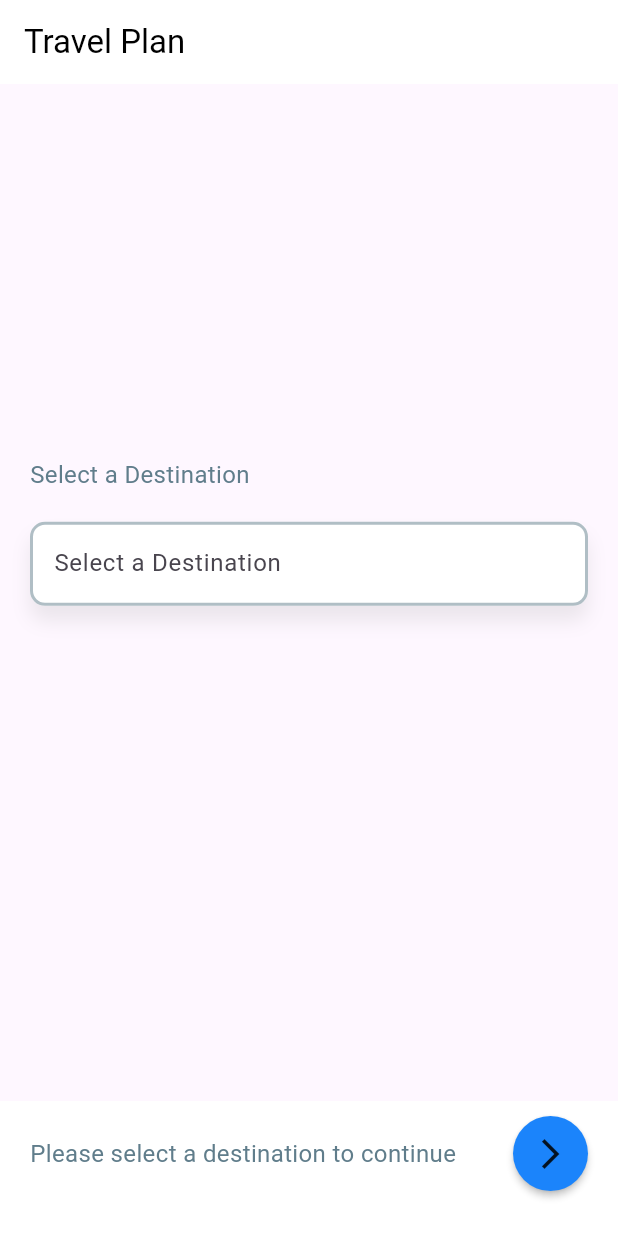
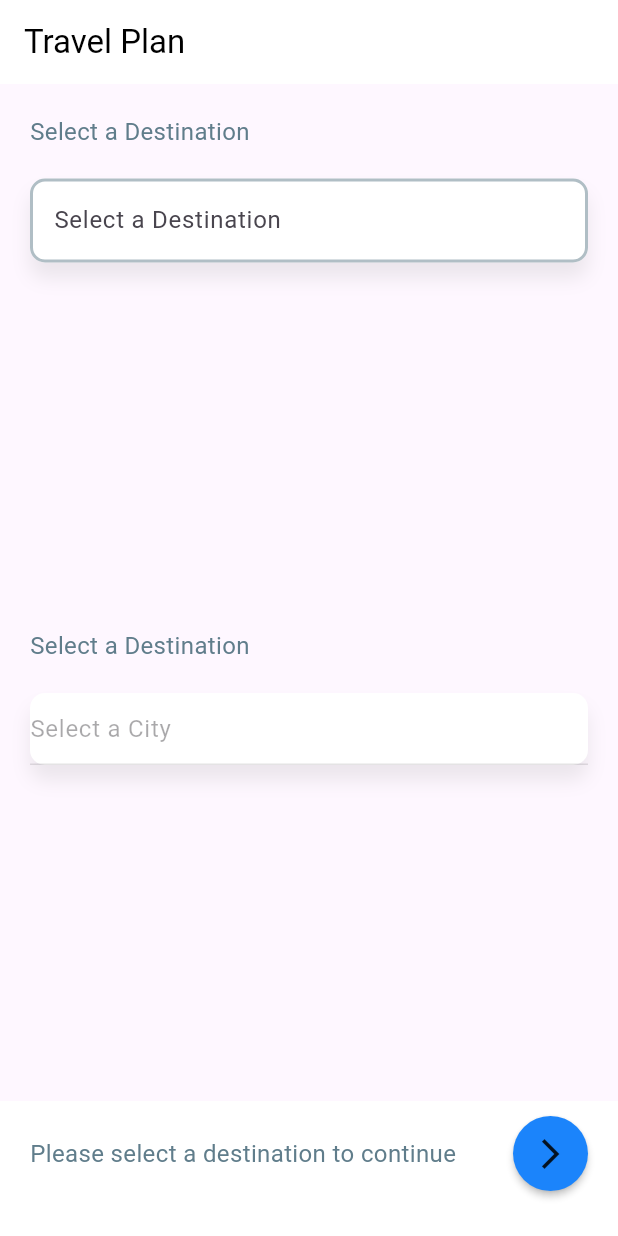
Before and after one commit to NZpatelK/Travel-Assistant, a Flutter app: the screen it shows after launch, on a phone screen of 412 x 824 dp. Run offline on Flutter 3.47's test engine with Material 3 defaults, Android fonts, the phone set to English and light mode, and no system bars; drawn by our look-alikes of searchfield.

Commit message:
add another dropmenu for city

```diff
--- a/lib/destination_search.dart
+++ b/lib/destination_search.dart
@@ -1,8 +1,6 @@
 import 'package:flutter/material.dart';
 import 'drop_menu_with_search_field.dart';
 import 'destination_data.dart';
-
-import 'package:searchfield/searchfield.dart';
 
 class DestinationSearch extends StatefulWidget {
   const DestinationSearch({super.key});
@@ -13,6 +11,7 @@ class DestinationSearch extends StatefulWidget {
 
 class _DestinationSearchState extends State<DestinationSearch> {
   String? _selectedDestination;
+  String? _selectedCity;
   final FocusNode _focusNode = FocusNode(); // Add a FocusNode
 
   @override
@@ -61,7 +60,9 @@ class _DestinationSearchState extends State<DestinationSearch> {
                       _selectedDestination = selectedValue;
                     });
                   },
-                  hintText: "Select a Destination"),
+                  hintText: "Select a Destination",
+                  isDisabled: false),
+                  DropMenuWithSearchField(items: _selectedDestination == null ? [] : DestinationData.destinations[_selectedDestination!]?.toList() ?? [], selectedValue: _selectedCity, onChanged: (selectedValue) {setState(() {_selectedCity = selectedValue;});}, hintText: "Select a City", isDisabled: _selectedDestination == null),
               Container(
                 height: 90,
                 padding: const EdgeInsets.only(right: 20, left: 20, bottom: 20),
--- a/lib/drop_menu_with_search_field.dart
+++ b/lib/drop_menu_with_search_field.dart
@@ -6,16 +6,19 @@ class DropMenuWithSearchField extends StatefulWidget {
   final String? selectedValue;
   final ValueChanged<String?> onChanged;
   final String hintText;
+  final bool isDisabled;
 
-  const DropMenuWithSearchField({
+  const DropMenuWithSearchField({super.key,
     required this.items,
     required this.selectedValue,
     required this.onChanged,
     required this.hintText,
+    required this.isDisabled
   });
 
   @override
-  _DropMenuWithSearchFieldState createState() => _DropMenuWithSearchFieldState();
+  _DropMenuWithSearchFieldState createState() =>
+      _DropMenuWithSearchFieldState();
 }
 
 class _DropMenuWithSearchFieldState extends State<DropMenuWithSearchField> {
@@ -26,7 +29,8 @@ class _DropMenuWithSearchFieldState extends State<DropMenuWithSearchField> {
   void initState() {
     super.initState();
     _focusNode = FocusNode();
-    _selectedDestination = widget.selectedValue; // Initialize with selectedValue
+    _selectedDestination =
+        widget.selectedValue; // Initialize with selectedValue
     _focusNode.addListener(() {
       if (!_focusNode.hasFocus) {
         setState(() {});
@@ -44,7 +48,7 @@ class _DropMenuWithSearchFieldState extends State<DropMenuWithSearchField> {
   Widget build(BuildContext context) {
     return SizedBox(
       width: double.infinity,
-      height: MediaQuery.of(context).size.height * 0.7,
+      // height: MediaQuery.of(context).size.height * 0.7,
       child: Column(
         crossAxisAlignment: CrossAxisAlignment.start,
         mainAxisAlignment: MainAxisAlignment.center,
@@ -74,6 +78,7 @@ class _DropMenuWithSearchFieldState extends State<DropMenuWithSearchField> {
               ],
             ),
             child: SearchField(
+              enabled: !widget.isDisabled,
               focusNode: _focusNode,
               hint: widget.hintText,
               searchInputDecoration: InputDecoration(
@@ -102,12 +107,13 @@ class _DropMenuWithSearchFieldState extends State<DropMenuWithSearchField> {
                 setState(() {
                   _selectedDestination = suggestion.searchKey;
                 });
-                widget.onChanged(_selectedDestination); // Notify about the change
-                _focusNode.unfocus(); // Unfocus the SearchField after selecting a suggestion
+                widget
+                    .onChanged(_selectedDestination); // Notify about the change
+                _focusNode
+                    .unfocus(); // Unfocus the SearchField after selecting a suggestion
               },
-              suggestions: widget.items
-                  .map((e) => SearchFieldListItem(e))
-                  .toList(),
+              suggestions:
+                  widget.items.map((e) => SearchFieldListItem(e)).toList(),
             ),
           ),
         ],
```
